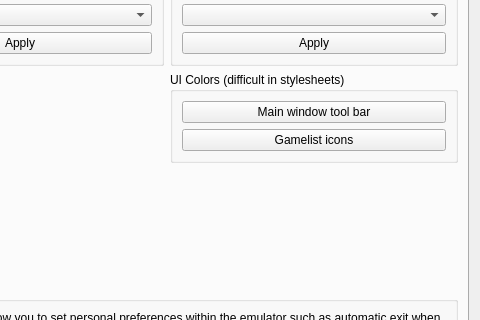
Old version of the form rpcs3/rpcs3qt/settings_dialog.ui in the repository RPCS3/rpcs3; both pictures show x 146 to 626 and y 222 to 542 of the 626 by 651 pixel window.
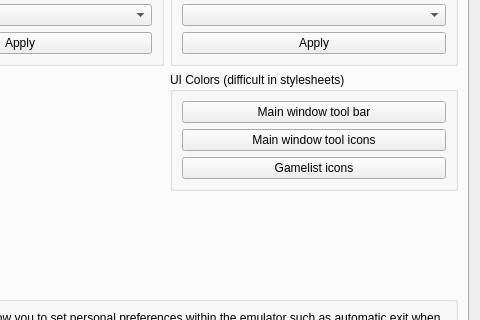
New version of the form. The open tabs and pages were chosen to show the change. Icons and pictures are not drawn.

Commit message: settings_dialog: add color picker for main window tool icons

Patch:
```diff
--- a/rpcs3/rpcs3qt/settings_dialog.ui
+++ b/rpcs3/rpcs3qt/settings_dialog.ui
@@ -1166,6 +1166,13 @@
               </property>
              </widget>
             </item>
+            <item>
+             <widget class="QPushButton" name="pb_tool_icon_color">
+              <property name="text">
+               <string>Main window tool icons</string>
+              </property>
+             </widget>
+            </item>
             <item>
              <widget class="QPushButton" name="pb_icon_color">
               <property name="text">
```
The commit also changes 2 other files.
